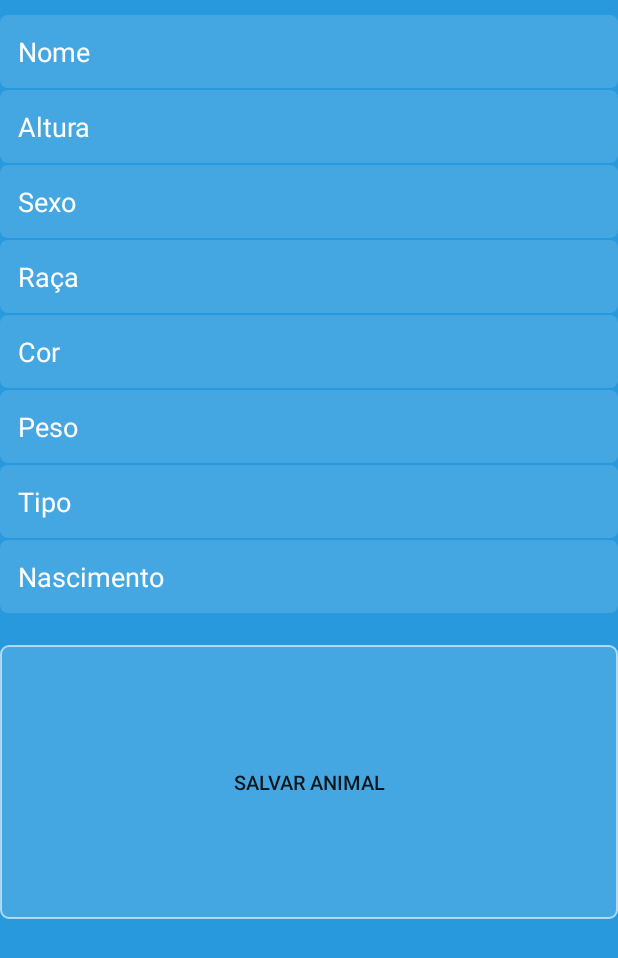
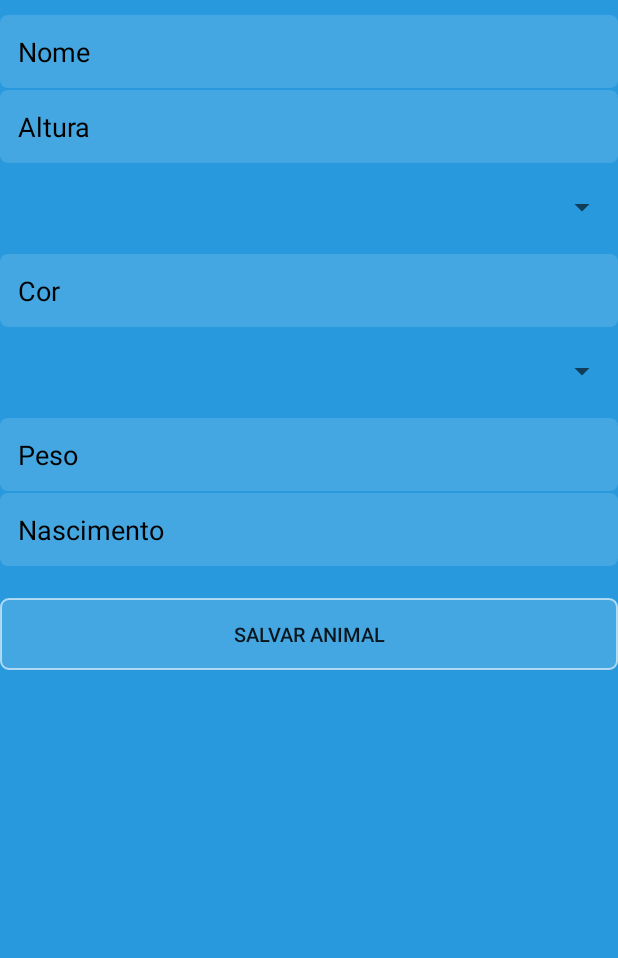
Before and after one commit to acarlos94/MyPet, an Android app: the layout activity_cadastrar_animal.xml on its own in the app's theme, with its tools: preview values and no code run, on a phone screen of 412 x 824 dp. Shown: the top 958 px of the screen. Run offline under Robolectric (Android 15) with nearby library versions, the phone set to English and light mode, and no system bars.

Commit message:
Mais um Pet

```diff
--- a/app/src/main/java/banzoprojects/com/pet/animal/negocio/AnimalNegocio.java
+++ b/app/src/main/java/banzoprojects/com/pet/animal/negocio/AnimalNegocio.java
@@ -4,7 +4,6 @@ import android.content.Context;
 
 import banzoprojects.com.pet.animal.dao.AnimalDAO;
 import banzoprojects.com.pet.animal.dominio.Animal;
-import banzoprojects.com.pet.infra.Sessao;
 import banzoprojects.com.pet.usuario.dominio.Usuario;
 
 /**
@@ -22,7 +21,7 @@ public class AnimalNegocio {
 
     public void cadastrarAnimal(String nome, String raca, String sexo, String cor, String nascimento,
                                 String peso, String altura, String tipo){
-        Sessao sessao = new Sessao();
+//        Sessao sessao = new Sessao();
         Animal animal = new Animal();
         animal.setNome(nome);
         animal.setRaca(raca);
--- a/app/src/main/res/layout/activity_cadastrar_animal.xml
+++ b/app/src/main/res/layout/activity_cadastrar_animal.xml
@@ -17,8 +17,8 @@
         android:ems="10"
         android:background="@drawable/fundo_caixa_texto"
         android:padding="12dp"
-        android:textColorHint="#FFFFFF"
-        android:textColor="#FFFFFF"
+        android:textColorHint="@color/preto"
+        android:textColor="@color/preto"
         android:id="@+id/etNomeAnimal"
         android:layout_below="@+id/etNomeAnimal"
         android:layout_alignParentStart="true"
@@ -32,42 +32,21 @@
         android:ems="10"
         android:background="@drawable/fundo_caixa_texto"
         android:padding="12dp"
-        android:textColorHint="#FFFFFF"
-        android:textColor="#FFFFFF"
+        android:textColorHint="@color/preto"
+        android:textColor="@color/preto"
         android:id="@+id/etAlturaAnimal"
         android:layout_below="@+id/etSexoAnimal"
         android:layout_alignParentStart="true"
         android:layout_marginTop="1dp" />
 
-    <EditText
+    <Spinner
+
         android:layout_width="match_parent"
         android:layout_height="wrap_content"
-        android:inputType="textPersonName"
-        android:hint="Sexo"
-        android:ems="10"
-        android:background="@drawable/fundo_caixa_texto"
-        android:padding="12dp"
-        android:textColorHint="#FFFFFF"
-        android:textColor="#FFFFFF"
-        android:id="@+id/etSexoAnimal"
-        android:layout_below="@+id/etRacaAnimal"
-        android:layout_alignParentStart="true"
-        android:layout_marginTop="1dp" />
+        android:id="@+id/spinnerTipo"
+        android:layout_weight="0.08"
+        />
 
-    <EditText
-        android:layout_width="match_parent"
-        android:layout_height="wrap_content"
-        android:inputType="textPersonName"
-        android:hint="Raça"
-        android:ems="10"
-        android:background="@drawable/fundo_caixa_texto"
-        android:padding="12dp"
-        android:textColorHint="#FFFFFF"
-        android:textColor="#FFFFFF"
-        android:id="@+id/etRacaAnimal"
-        android:layout_below="@+id/etCorAnimal"
-        android:layout_alignParentStart="true"
-        android:layout_marginTop="1dp" />
 
     <EditText
         android:layout_width="match_parent"
@@ -77,12 +56,20 @@
         android:ems="10"
         android:background="@drawable/fundo_caixa_texto"
         android:padding="12dp"
-        android:textColorHint="#FFFFFF"
-        android:textColor="#FFFFFF"
+        android:textColorHint="@color/preto"
+        android:textColor="@color/preto"
         android:id="@+id/etCorAnimal"
         android:layout_below="@+id/edtPesoAnimal"
         android:layout_alignParentStart="true"
         android:layout_marginTop="1dp" />
+
+    <Spinner
+
+        android:layout_width="match_parent"
+        android:layout_height="wrap_content"
+        android:id="@+id/spinnerRaca"
+        android:layout_weight="0.08" />
+
     <EditText
         android:layout_width="match_parent"
         android:layout_height="wrap_content"
@@ -91,8 +78,8 @@
         android:ems="10"
         android:background="@drawable/fundo_caixa_texto"
         android:padding="12dp"
-        android:textColorHint="#FFFFFF"
-        android:textColor="#FFFFFF"
+        android:textColorHint="@color/preto"
+        android:textColor="@color/preto"
         android:id="@+id/etPesoAnimal"
         android:layout_below="@+id/etNomeAnimal"
         android:layout_alignParentStart="true"
@@ -103,27 +90,12 @@
         android:layout_width="match_parent"
         android:layout_height="wrap_content"
         android:inputType="textPersonName"
-        android:hint="Tipo"
-        android:ems="10"
-        android:background="@drawable/fundo_caixa_texto"
-        android:padding="12dp"
-        android:textColorHint="#FFFFFF"
-        android:textColor="#FFFFFF"
-        android:id="@+id/etTipo"
-        android:layout_marginTop="1dp"
-        android:layout_below="@+id/editText8"
-        android:layout_alignParentStart="true" />
-
-    <EditText
-        android:layout_width="match_parent"
-        android:layout_height="wrap_content"
-        android:inputType="textPersonName"
         android:hint="Nascimento"
         android:ems="10"
         android:background="@drawable/fundo_caixa_texto"
         android:padding="12dp"
-        android:textColorHint="#FFFFFF"
-        android:textColor="#FFFFFF"
+        android:textColorHint="@color/preto"
+        android:textColor="@color/preto"
         android:id="@+id/etNascimentoAnimal"
         android:layout_marginTop="1dp"
         android:layout_below="@+id/editText9"
@@ -137,8 +109,7 @@
         android:background="@drawable/fundo_botao"
         android:onClick="onButtonClickSalvarAnimal"
         android:textSize="13sp"
-        android:layout_marginTop="21dp"
-        android:layout_weight="0.39" />
+        android:layout_marginTop="21dp" />
 
 
 </LinearLayout>
```
Also changed, not shown: app/src/main/java/banzoprojects/com/pet/animal/gui/CadastrarAnimalActivity.java (+21 -9 lines), app/src/main/java/banzoprojects/com/pet/vacina/gui/CadastrarAnimalActivity.java (added, +15 -0 lines), app/src/main/res/values/strings.xml (+36 -0 lines).
